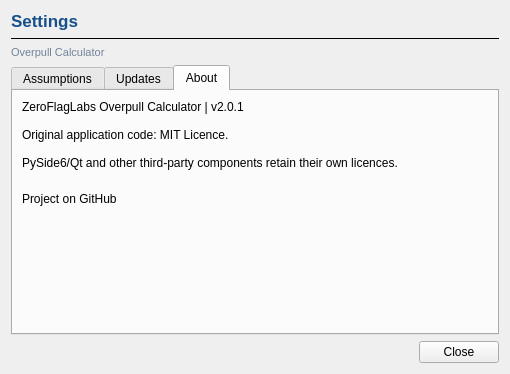
First picture: the form in src/ui/settings_dialog.ui, repository ZeroFlagLabs/overpull-calculator, before the edit.
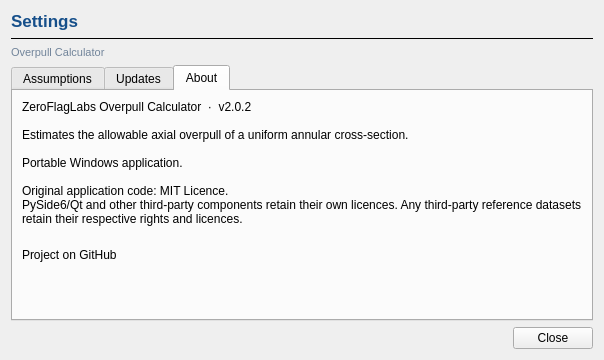
Second picture: the form after the edit. The open tabs and pages were chosen to show the change.

Commit message: Release Overpull Calculator v2.0.2: standardise dialogue presentation

The edit to the form file:
```diff
--- a/src/ui/settings_dialog.ui
+++ b/src/ui/settings_dialog.ui
@@ -125,11 +125,14 @@
        <item>
         <widget class="QLabel" name="about_text">
          <property name="text">
-          <string>ZeroFlagLabs Overpull Calculator | v2.0.1
+          <string>ZeroFlagLabs Overpull Calculator  ·  v2.0.2
+
+Estimates the allowable axial overpull of a uniform annular cross-section.
+
+Portable Windows application.
 
 Original application code: MIT Licence.
-
-PySide6/Qt and other third-party components retain their own licences.</string>
+PySide6/Qt and other third-party components retain their own licences. Any third-party reference datasets retain their respective rights and licences.</string>
          </property>
          <property name="wordWrap">
           <bool>true</bool>
```
Left out of the diff: 2 changed lines with no effect on the pictures. The commit also changes 6 other files.
